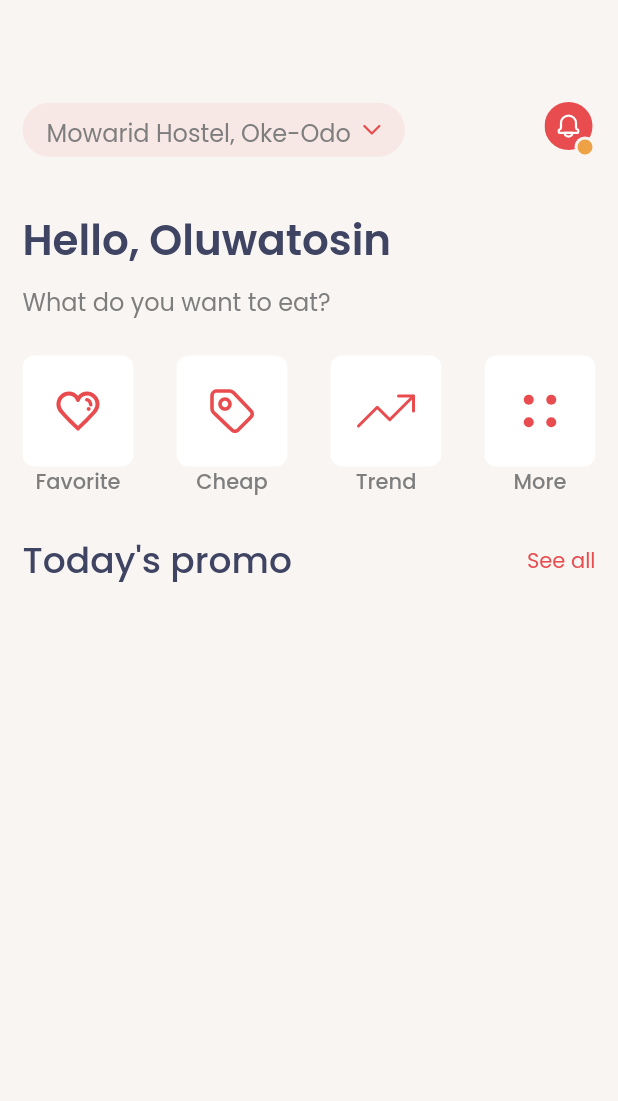
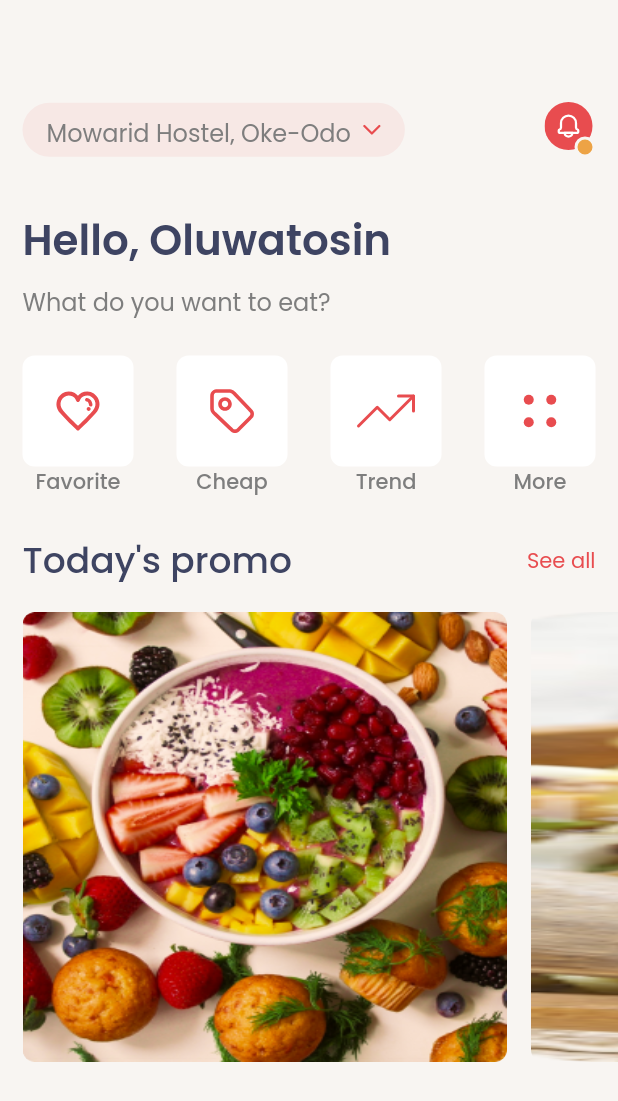
Before and after one commit to fiki2002/FOODIE, a Flutter app: the screen it shows after launch, on a phone screen of 412 x 824 dp. Shown: the top 1101 px of the screen. Run offline on Flutter 3.47's test engine with Material 2 defaults, Android fonts, the phone set to English and light mode, and no system bars; our stand-ins replace flutter_svg, google_fonts.

Commit message:
Fixed the listview bug

```diff
--- a/lib/Screens/home_page.dart
+++ b/lib/Screens/home_page.dart
@@ -16,18 +16,18 @@ class _MyHomePageState extends State<MyHomePage> {
   Widget build(BuildContext context) {
     return Scaffold(
       backgroundColor: const Color(0xffF8F5F2),
-      body: Padding(
+      body: Builder(
+        builder: (context) {
+          return Column(
+            crossAxisAlignment: CrossAxisAlignment.start,
+            children: [
+              Padding(
                 padding: const EdgeInsets.only(
                   left: 15,
                   right: 15,
                   top: 68,
                 ),
-        child: Builder(
-          builder: (context) {
-            return Column(
-              crossAxisAlignment: CrossAxisAlignment.start,
-              children: [
-                Row(
+                child: Row(
                   mainAxisAlignment: MainAxisAlignment.spaceBetween,
                   children: [
                     Container(
@@ -61,10 +61,16 @@ class _MyHomePageState extends State<MyHomePage> {
                     ),
                   ],
                 ),
+              ),
               const SizedBox(
                 height: 34,
               ),
-                Text(
+              Padding(
+                padding: const EdgeInsets.only(
+                  left: 15,
+                  right: 15,
+                ),
+                child: Text(
                   'Hello, Oluwatosin',
                   style: GoogleFonts.poppins(
                     color: const Color(0xff3E4462),
@@ -73,10 +79,16 @@ class _MyHomePageState extends State<MyHomePage> {
                     fontWeight: FontWeight.w600,
                   ),
                 ),
+              ),
               const SizedBox(
                 height: 8,
               ),
-                Text(
+              Padding(
+                padding: const EdgeInsets.only(
+                  left: 15,
+                  right: 15,
+                ),
+                child: Text(
                   'What do you want to eat?',
                   style: GoogleFonts.poppins(
                     color: const Color(0xff7E7E7E),
@@ -85,10 +97,16 @@ class _MyHomePageState extends State<MyHomePage> {
                     fontWeight: FontWeight.w400,
                   ),
                 ),
+              ),
               const SizedBox(
                 height: 24,
               ),
-                Row(
+              Padding(
+                padding: const EdgeInsets.only(
+                  left: 15,
+                  right: 15,
+                ),
+                child: Row(
                   mainAxisAlignment: MainAxisAlignment.spaceBetween,
                   children: [
                     Column(
@@ -193,10 +211,16 @@ class _MyHomePageState extends State<MyHomePage> {
                     ),
                   ],
                 ),
+              ),
               const SizedBox(
                 height: 24,
               ),
-                Row(
+              Padding(
+                padding: const EdgeInsets.only(
+                  right: 15,
+                  left: 15,
+                ),
+                child: Row(
                   mainAxisAlignment: MainAxisAlignment.spaceBetween,
                   children: [
                     Text(
@@ -229,16 +253,24 @@ class _MyHomePageState extends State<MyHomePage> {
                     ),
                   ],
                 ),
+              ),
               const SizedBox(
                 height: 16,
               ),
-                SingleChildScrollView(
+              Padding(
+                padding: const EdgeInsets.only(
+                  left: 15,
+                ),
+                child: SingleChildScrollView(
                   scrollDirection: Axis.horizontal,
                   child: Row(
                     children: [
                       Container(
-                        decoration: const BoxDecoration(
-                          image: DecorationImage(
+                        height: 300,
+                        width: 323,
+                        decoration: BoxDecoration(
+                          borderRadius: BorderRadius.circular(8),
+                          image: const DecorationImage(
                             fit: BoxFit.fill,
                             image: AssetImage(
                               'assets/images/first_image.png',
@@ -250,8 +282,11 @@ class _MyHomePageState extends State<MyHomePage> {
                         width: 16,
                       ),
                       Container(
-                        decoration: const BoxDecoration(
-                          image: DecorationImage(
+                        height: 300,
+                        width: 323,
+                        decoration: BoxDecoration(
+                          borderRadius: BorderRadius.circular(8),
+                          image: const DecorationImage(
                             fit: BoxFit.fill,
                             image: AssetImage(
                               'assets/images/second_image.png',
@@ -259,14 +294,17 @@ class _MyHomePageState extends State<MyHomePage> {
                           ),
                         ),
                       ),
+                       const SizedBox(
+                        width: 16,
+                      ),
                     ],
+                  ),
                 ),
               ),
             ],
           );
         },
       ),
-      ),
     );
   }
 }
```
Lines whose indentation alone changed are shown as unchanged.
